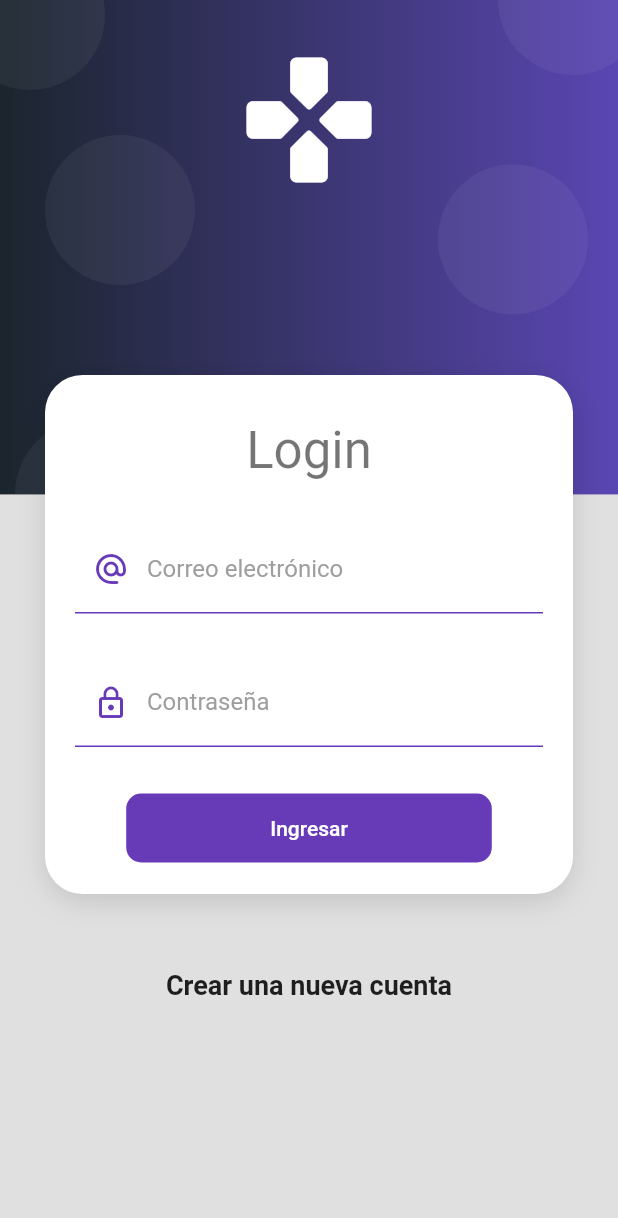
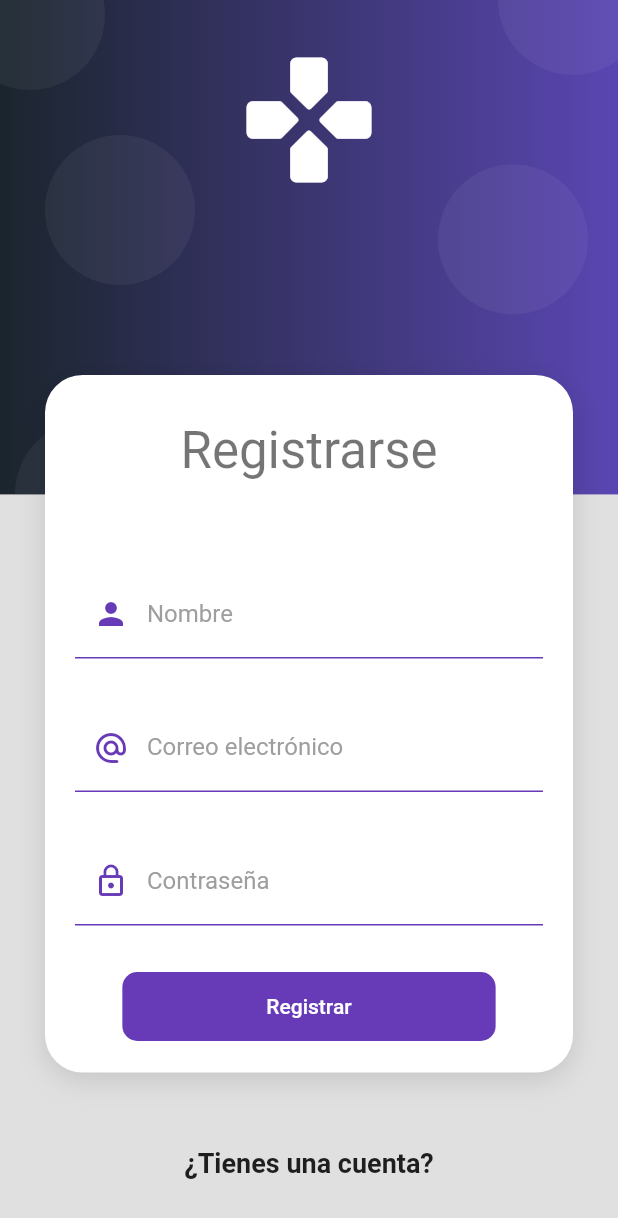
Before and after one commit to andresfoc/GameJet, a Flutter app: the screen it shows after launch, on a phone screen of 412 x 824 dp. Shown: the top 1218 px of the screen. Run offline on Flutter 3.47's test engine with Material 2 defaults, Android fonts, the light colour scheme and no system bars.

Commit message:
formulario de registro

```diff
--- a/game_jet/lib/main.dart
+++ b/game_jet/lib/main.dart
@@ -14,9 +14,10 @@ class MyApp extends StatelessWidget {
     return MaterialApp(
       debugShowCheckedModeBanner: false,
       title: 'App GameJet',
-      initialRoute: 'login',
+      initialRoute: 'registro',
       routes: {
         'login': (_) => LoginScreen(),
+        'registro': (_) => RegistroScreen(),
         'home': (_) => Home(),
       },
       theme:
--- a/game_jet/lib/src/pages/home.dart
+++ b/game_jet/lib/src/pages/home.dart
@@ -9,9 +9,7 @@ class Home extends StatelessWidget {
         children: [
           AuthBackground(
               child: Column(
-            children: [Container(
-              color:
-            )],
+            children: [Container(color: Color.fromRGBO(30, 30, 25, 1))],
           ))
         ],
       ),
--- a/game_jet/lib/src/pages/login.dart
+++ b/game_jet/lib/src/pages/login.dart
@@ -3,7 +3,6 @@ import 'package:game_jet/src/providers/login_form_provider.dart';
 
 import 'package:game_jet/src/ui/input_decorations.dart';
 import 'package:game_jet/src/widgets/auth_background.dart';
-import 'package:game_jet/src/widgets/card_container.dart';
 import 'package:game_jet/src/widgets/card_container.dart';
 import 'package:game_jet/src/widgets/widgets.dart';
 import 'package:provider/provider.dart';
--- a/game_jet/lib/src/pages/registro.dart
+++ b/game_jet/lib/src/pages/registro.dart
@@ -4,11 +4,10 @@ import 'package:game_jet/src/providers/login_form_provider.dart';
 import 'package:game_jet/src/ui/input_decorations.dart';
 import 'package:game_jet/src/widgets/auth_background.dart';
 import 'package:game_jet/src/widgets/card_container.dart';
-import 'package:game_jet/src/widgets/card_container.dart';
 import 'package:game_jet/src/widgets/widgets.dart';
 import 'package:provider/provider.dart';
 
-class LoginScreen extends StatelessWidget {
+class RegistroScreen extends StatelessWidget {
   @override
   Widget build(BuildContext context) {
     return Scaffold(
@@ -21,15 +20,15 @@ class LoginScreen extends StatelessWidget {
               child: Column(
             children: [
               SizedBox(height: 10),
-              Text('Login', style: Theme.of(context).textTheme.headline4),
+              Text('Registrarse', style: Theme.of(context).textTheme.headline4),
               SizedBox(height: 30),
               ChangeNotifierProvider(
-                  create: (_) => LoginFormProvider(), child: _LoginForm())
+                  create: (_) => LoginFormProvider(), child: _RegisterForm())
             ],
           )),
           SizedBox(height: 50),
           Text(
-            'Crear una nueva cuenta',
+            '¿Tienes una cuenta?',
             style: TextStyle(fontSize: 18, fontWeight: FontWeight.bold),
           ),
           SizedBox(height: 50),
@@ -39,7 +38,7 @@ class LoginScreen extends StatelessWidget {
   }
 }
 
-class _LoginForm extends StatelessWidget {
+class _RegisterForm extends StatelessWidget {
   @override
   Widget build(BuildContext context) {
     final loginForm = Provider.of<LoginFormProvider>(context);
@@ -50,6 +49,16 @@ class _LoginForm extends StatelessWidget {
         autovalidateMode: AutovalidateMode.onUserInteraction,
         child: Column(
           children: [
+            SizedBox(height: 30),
+            TextFormField(
+              autocorrect: false,
+              keyboardType: TextInputType.name,
+              decoration: InputDecorations.authInputDecoration(
+                  hintText: 'Jose Hernandez',
+                  labelText: 'Nombre',
+                  prefixIcon: Icons.person),
+            ),
+            SizedBox(height: 30),
             TextFormField(
               autocorrect: false,
               keyboardType: TextInputType.emailAddress,
@@ -94,7 +103,7 @@ class _LoginForm extends StatelessWidget {
                 child: Container(
                     padding: EdgeInsets.symmetric(horizontal: 80, vertical: 15),
                     child: Text(
-                      loginForm.isLoading ? 'Espere' : 'Ingresar',
+                      loginForm.isLoading ? 'Espere' : 'Registrar',
                       style: TextStyle(color: Colors.white),
                     )),
                 onPressed: loginForm.isLoading
@@ -111,7 +120,7 @@ class _LoginForm extends StatelessWidget {
                         // TODO: validar si el login es correcto
                         loginForm.isLoading = false;
 
-                        Navigator.pushReplacementNamed(context, 'home');
+                        Navigator.pushReplacementNamed(context, 'login');
                       })
           ],
         ),
--- a/game_jet/lib/src/providers/login_form_provider.dart
+++ b/game_jet/lib/src/providers/login_form_provider.dart
@@ -1,29 +1,25 @@
 import 'package:flutter/material.dart';
 
-
 class LoginFormProvider extends ChangeNotifier {
-
   GlobalKey<FormState> formKey = new GlobalKey<FormState>();
 
-  String email    = '';
+  String nombre = '';
+  String email = '';
   String password = '';
 
   bool _isLoading = false;
   bool get isLoading => _isLoading;
 
-  set isLoading( bool value ) {
+  set isLoading(bool value) {
     _isLoading = value;
     notifyListeners();
   }
 
-
   bool isValidForm() {
-
     print(formKey.currentState?.validate());
 
-    print('$email - $password');
+    print('$nombre - $email - $password');
 
     return formKey.currentState?.validate() ?? false;
   }
-
 }
--- a/game_jet/lib/src/screens/screens.dart
+++ b/game_jet/lib/src/screens/screens.dart
@@ -1,2 +1,3 @@
 export 'package:game_jet/src/pages/login.dart';
+export 'package:game_jet/src/pages/registro.dart';
 export 'package:game_jet/src/pages/chat.dart';
```
